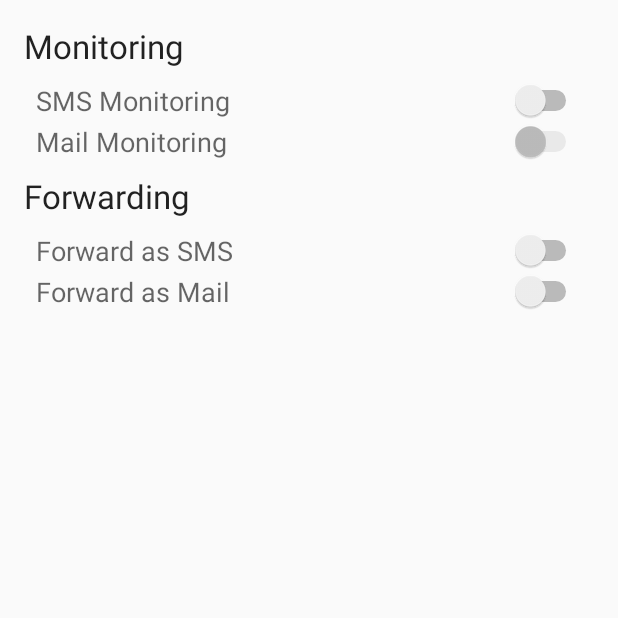
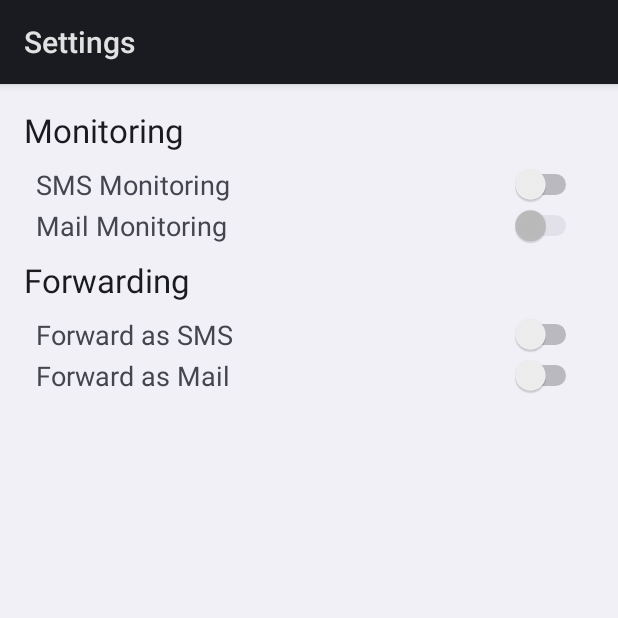
Before and after one commit to renoseven/InformationCenter, an Android app: the SettingActivity screen opened directly, with no data from a screen before it, on a phone screen of 412 x 824 dp, the top half of it. Run offline under Robolectric (Android 15) with nearby library versions, the phone set to English and light mode, and no system bars; libraries missing offline, so code that uses them is left out: net.grandcentrix.tray; 5 statements that could not run were skipped.

Commit message:
removed appcompact theme

```diff
--- a/app/src/main/res/values/colors.xml
+++ b/app/src/main/res/values/colors.xml
@@ -1,6 +1,4 @@
 <?xml version="1.0" encoding="utf-8"?>
 <resources>
-    <color name="colorPrimary">#3F51B5</color>
-    <color name="colorPrimaryDark">#303F9F</color>
-    <color name="colorAccent">#FF4081</color>
+
 </resources>
--- a/app/src/main/res/values/styles.xml
+++ b/app/src/main/res/values/styles.xml
@@ -1,10 +1,5 @@
 <?xml version="1.0" encoding="utf-8"?>
 <resources>
     <!-- Base application theme. -->
-    <style name="AppTheme" parent="Theme.AppCompat.Light.DarkActionBar">
-        <!-- Customize your theme here. -->
-        <item name="colorPrimary">@color/colorPrimary</item>
-        <item name="colorPrimaryDark">@color/colorPrimaryDark</item>
-        <item name="colorAccent">@color/colorAccent</item>
-    </style>
+    <style name="AppTheme" parent="android:Theme.DeviceDefault.Light.DarkActionBar" />
 </resources>
```
